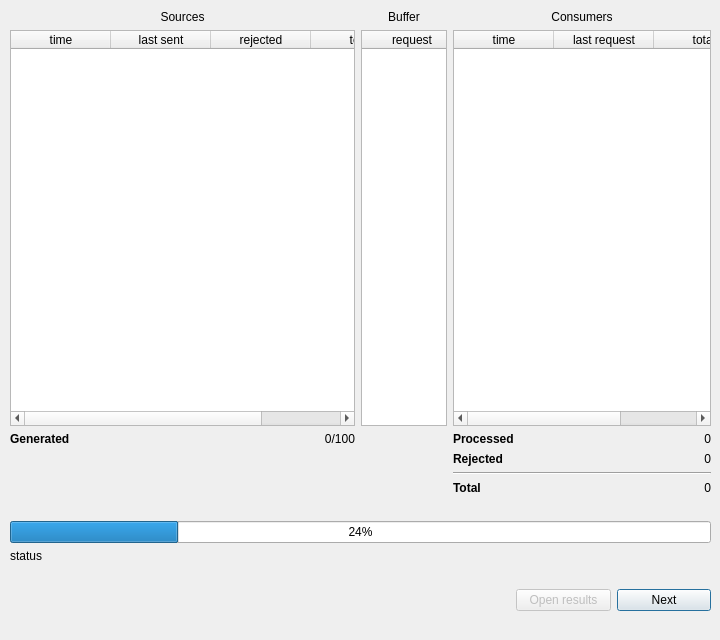
Old version of the form stepbystepwindow.ui in the repository muzzy404/SMO-5sem.
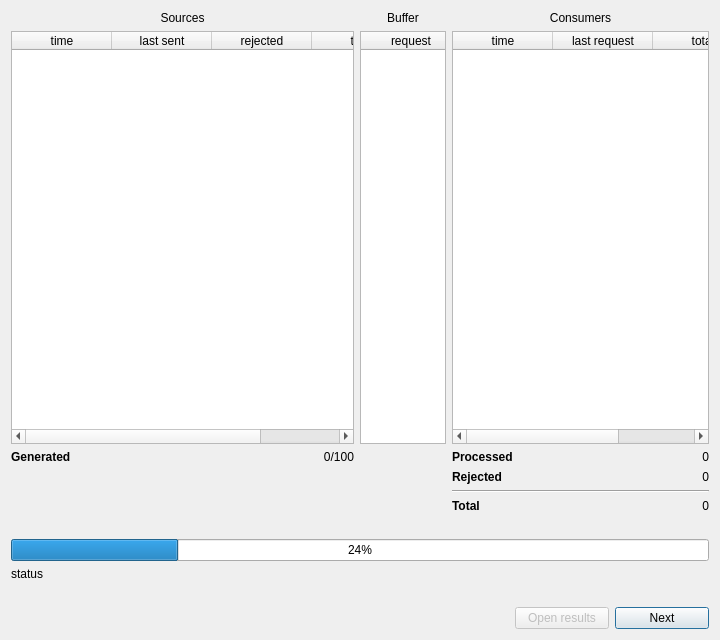
New version of the form.

```diff
--- a/stepbystepwindow.ui
+++ b/stepbystepwindow.ui
@@ -11,7 +11,7 @@
    </rect>
   </property>
   <property name="sizePolicy">
-   <sizepolicy hsizetype="Minimum" vsizetype="Minimum">
+   <sizepolicy hsizetype="Expanding" vsizetype="Expanding">
     <horstretch>0</horstretch>
     <verstretch>0</verstretch>
    </sizepolicy>
@@ -24,22 +24,15 @@
   </property>
   <property name="maximumSize">
    <size>
-    <width>720</width>
-    <height>640</height>
+    <width>10000</width>
+    <height>10000</height>
    </size>
   </property>
   <property name="windowTitle">
    <string>Step by step mode</string>
   </property>
-  <widget class="QWidget" name="verticalLayoutWidget">
-   <property name="geometry">
-    <rect>
-     <x>10</x>
-     <y>10</y>
-     <width>701</width>
-     <height>601</height>
-    </rect>
-   </property>
+  <layout class="QGridLayout" name="gridLayout">
+   <item row="0" column="0">
    <layout class="QVBoxLayout" name="mainLayout" stretch="0">
     <property name="spacing">
      <number>6</number>
@@ -387,7 +380,8 @@
      </layout>
     </item>
    </layout>
-  </widget>
+   </item>
+  </layout>
  </widget>
  <resources/>
  <connections/>
```
Lines whose indentation alone changed are shown as unchanged.
